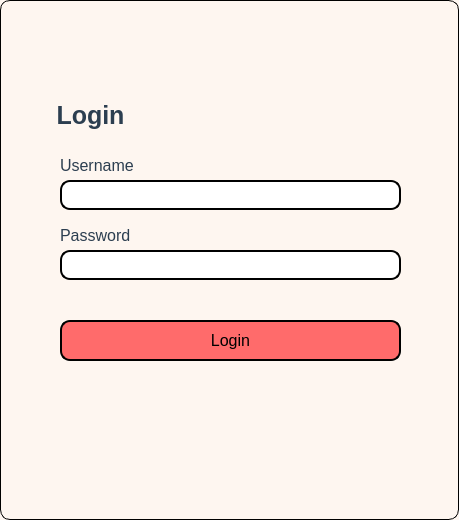
Above: Login.ui from sarimkhan4/SchoolManagementSystem before the change. Below: the same form after it.
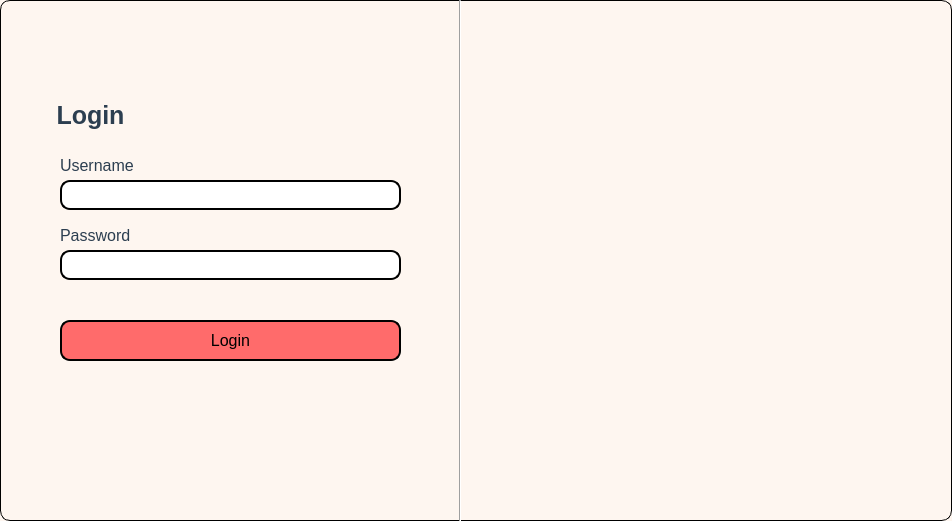
That is the form after the change. Icons and pictures are not drawn.

Commit message: Created a UI for AdminPanel (6 files), StudentPanel (6 files), TeacherPanel (5 files), Login.

What changed in the file:
```diff
--- a/Login.ui
+++ b/Login.ui
@@ -9,8 +9,8 @@
    <rect>
     <x>0</x>
     <y>0</y>
-    <width>459</width>
-    <height>520</height>
+    <width>952</width>
+    <height>521</height>
    </rect>
   </property>
   <property name="sizePolicy">
@@ -21,14 +21,14 @@
   </property>
   <property name="minimumSize">
    <size>
-    <width>200</width>
-    <height>300</height>
+    <width>952</width>
+    <height>521</height>
    </size>
   </property>
   <property name="maximumSize">
    <size>
-    <width>1920</width>
-    <height>1000</height>
+    <width>952</width>
+    <height>521</height>
    </size>
   </property>
   <property name="baseSize">
@@ -314,6 +314,40 @@
     <enum>Qt::Orientation::Vertical</enum>
    </property>
   </widget>
+  <widget class="QLabel" name="label_2">
+   <property name="geometry">
+    <rect>
+     <x>460</x>
+     <y>0</y>
+     <width>491</width>
+     <height>521</height>
+    </rect>
+   </property>
+   <property name="styleSheet">
+    <string notr="true">QLabel#label_2 {
+		border: 0.4px solid black;
+        border-radius: 10%;
+}</string>
+   </property>
+   <property name="frameShape">
+    <enum>QFrame::Shape::NoFrame</enum>
+   </property>
+   <property name="text">
+    <string/>
+   </property>
+   <property name="pixmap">
+    <pixmap>../../03ca7cd8-d889-4960-9cf5-8d4bd6616c83.png</pixmap>
+   </property>
+   <property name="scaledContents">
+    <bool>true</bool>
+   </property>
+   <property name="wordWrap">
+    <bool>false</bool>
+   </property>
+   <property name="indent">
+    <number>-1</number>
+   </property>
+  </widget>
  </widget>
  <resources/>
  <connections/>
```
Left out of the diff: 6 changed lines with no effect on the pictures. The commit also changes 13 other files.
